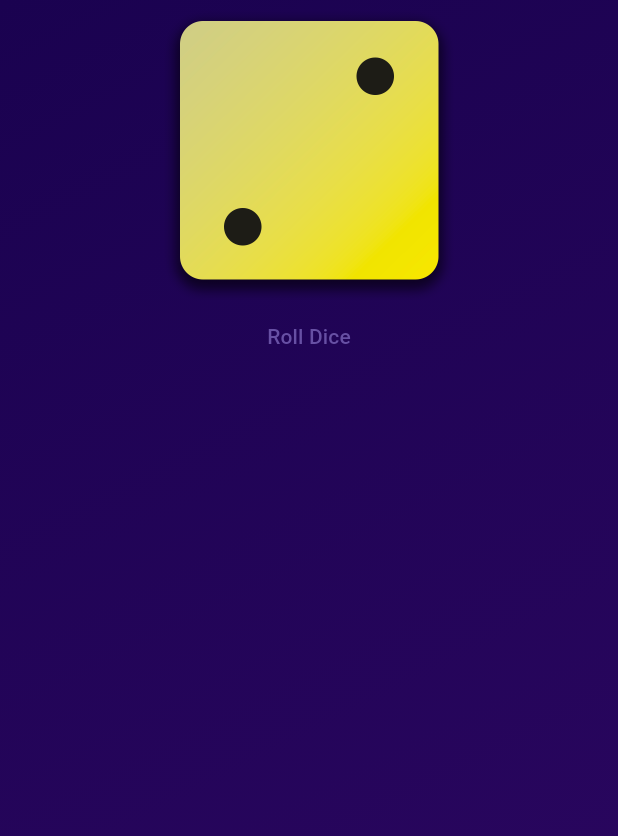
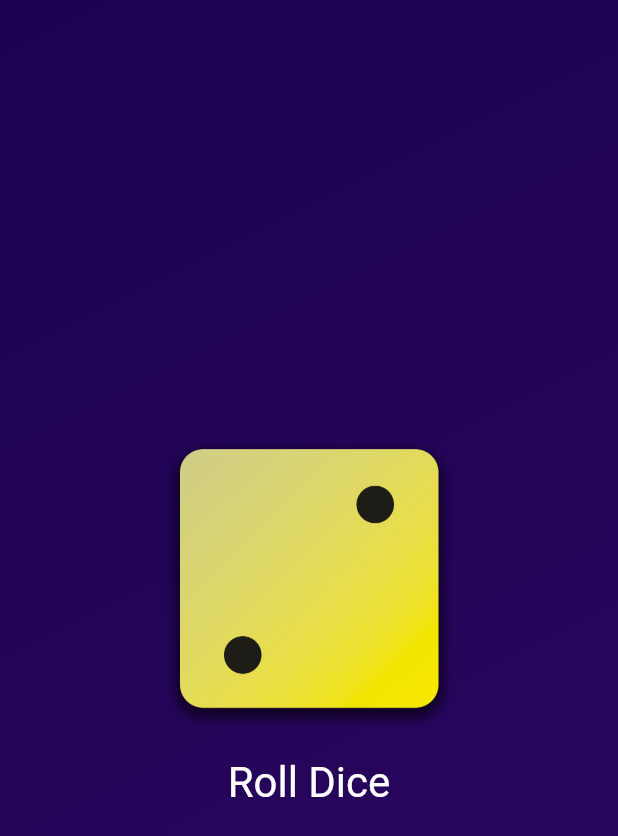
Before and after one commit to KotenkoNata/flutter_dart_course, a Flutter app: the screen it shows after launch, on a phone screen of 412 x 824 dp. Shown: the top 836 px of the screen. Run offline on Flutter 3.47's test engine with Material 3 defaults, Android fonts, the phone set to English and light mode, and no system bars.

Commit message:
feat: Styling Buttons & Working with Padding

```diff
--- a/lib/gradient_container.dart
+++ b/lib/gradient_container.dart
@@ -24,14 +24,21 @@ class GradientContainer extends StatelessWidget {
         ),
       ),
       child: Center(
-          child: Column(children: [
+          child: Column(
+            mainAxisSize: MainAxisSize.min,
+              children: [
         Image.asset(
           'assets/images/dice-2.png',
           width: 200,
         ),
         TextButton(
             onPressed: rollDice,
-            child: const Text('Roll Dice')
+            style: TextButton.styleFrom(
+                padding: const EdgeInsets.only(top: 20),
+                foregroundColor: Colors.white,
+                textStyle: const TextStyle(fontSize: 28)),
+            child: const Text('Roll Dice'),
+
         )
       ])),
     );
```
